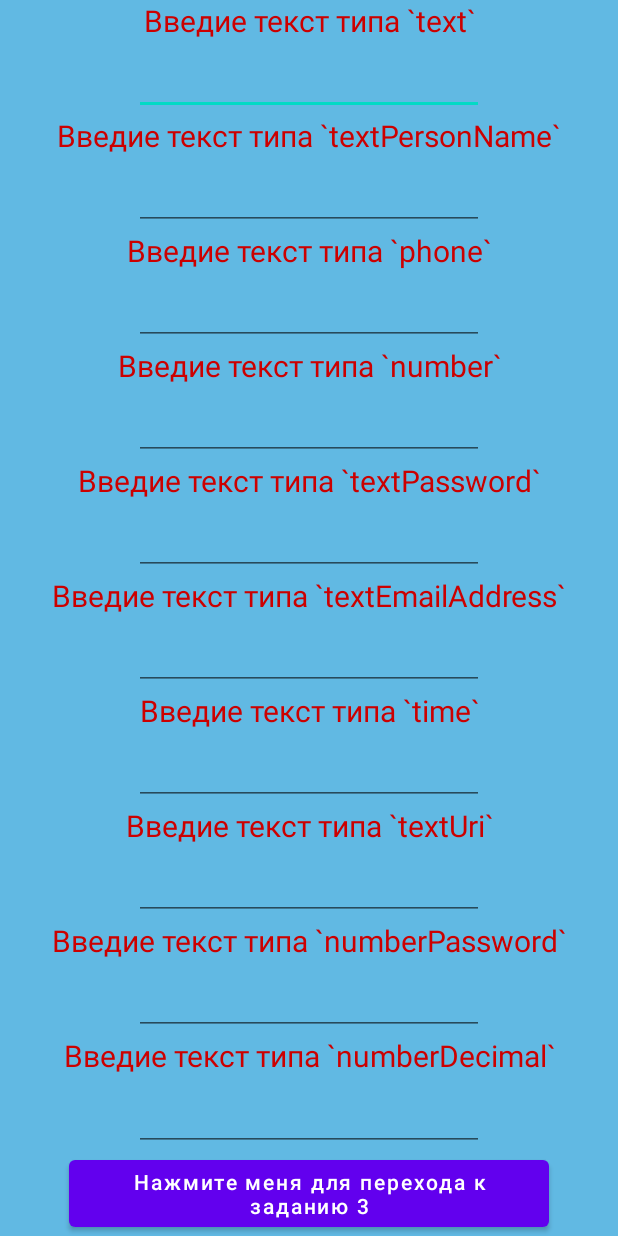
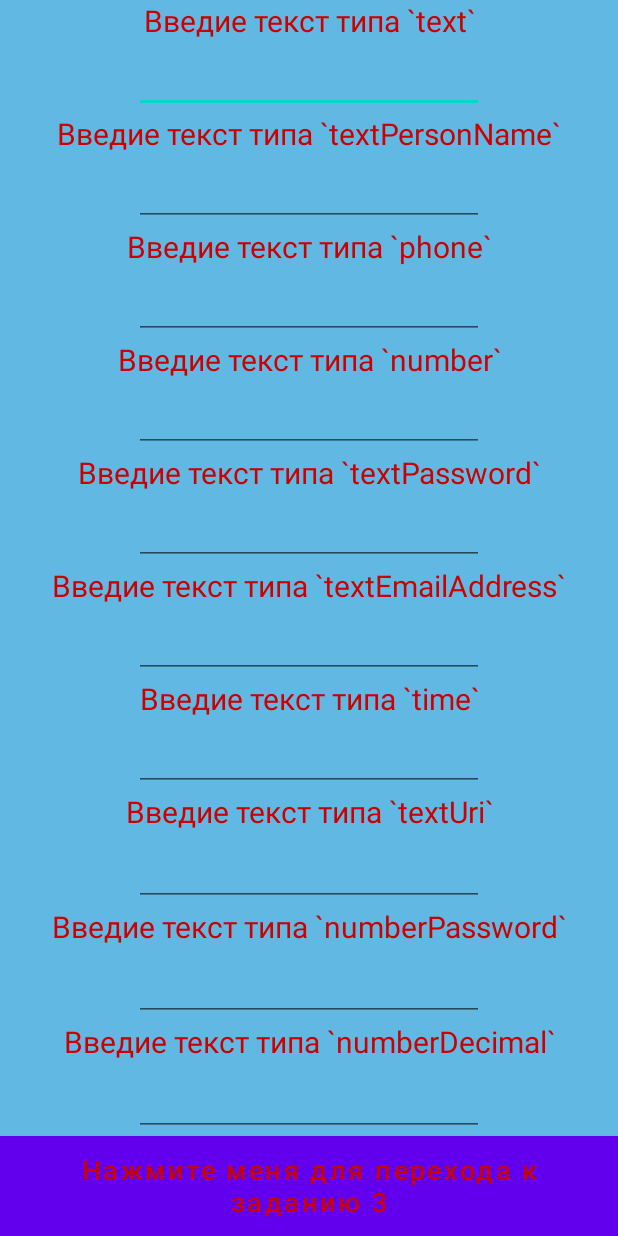
Before and after one commit to AVKhakhalin/AndroidLession_1_HomeWork, an Android app: the layout task2_maket.xml on its own in the app's theme, with its tools: preview values and no code run, on a phone screen of 412 x 824 dp. Run offline under Robolectric (Android 15) with nearby library versions, the phone set to English and light mode, and no system bars.

Commit message:
Well done correct change beetween layouts by setOnClickListener.

```diff
--- a/app/src/main/res/layout/task2_maket.xml
+++ b/app/src/main/res/layout/task2_maket.xml
@@ -1,119 +1,132 @@
 <?xml version="1.0" encoding="utf-8"?>
 <LinearLayout xmlns:android="http://schemas.android.com/apk/res/android"
-    android:orientation="vertical"
     android:layout_width="match_parent"
     android:layout_height="match_parent"
     android:layout_weight="1.05"
+    android:background="#61B9E3"
     android:gravity="center"
-    android:background="#61B9E3">
+    android:orientation="vertical">
 
     <TextView
         style="@style/editTextView"
         android:text="@string/Task2_TextView1_text" />
+
     <EditText
         style="@style/editTextView"
+        android:layout_width="wrap_content"
+        android:ems="10"
         android:inputType="text"
-        android:textColor="@color/blueColor"
-        android:layout_width="wrap_content"
-        android:ems="10"/>
+        android:textColor="@color/blueColor" />
 
     <TextView
         style="@style/editTextView"
-        android:text="@string/Task2_TextView2_text"/>
+        android:text="@string/Task2_TextView2_text" />
+
     <EditText
         style="@style/editTextView"
+        android:layout_width="wrap_content"
+        android:ems="10"
         android:inputType="textPersonName"
-        android:textColor="@color/blueColor"
-        android:layout_width="wrap_content"
-        android:ems="10"/>
+        android:textColor="@color/blueColor" />
 
     <TextView
         style="@style/editTextView"
-        android:text="@string/Task2_TextView3_text"/>
+        android:text="@string/Task2_TextView3_text" />
+
     <EditText
         style="@style/editTextView"
+        android:layout_width="wrap_content"
+        android:ems="10"
         android:inputType="phone"
-        android:textColor="@color/blueColor"
-        android:layout_width="wrap_content"
-        android:ems="10"/>
+        android:textColor="@color/blueColor" />
 
     <TextView
         style="@style/editTextView"
-        android:text="@string/Task2_TextView4_text"/>
+        android:text="@string/Task2_TextView4_text" />
+
     <EditText
         style="@style/editTextView"
+        android:layout_width="wrap_content"
+        android:ems="10"
         android:inputType="number"
-        android:textColor="@color/blueColor"
-        android:layout_width="wrap_content"
-        android:ems="10"/>
+        android:textColor="@color/blueColor" />
 
     <TextView
         style="@style/editTextView"
-        android:text="@string/Task2_TextView5_text"/>
+        android:text="@string/Task2_TextView5_text" />
+
     <EditText
         style="@style/editTextView"
+        android:layout_width="wrap_content"
+        android:ems="10"
         android:inputType="textPassword"
-        android:textColor="@color/blueColor"
-        android:layout_width="wrap_content"
-        android:ems="10"/>
+        android:textColor="@color/blueColor" />
 
     <TextView
         style="@style/editTextView"
-        android:text="@string/Task2_TextView6_text"/>
+        android:text="@string/Task2_TextView6_text" />
+
     <EditText
         style="@style/editTextView"
+        android:layout_width="wrap_content"
+        android:ems="10"
         android:inputType="textEmailAddress"
-        android:textColor="@color/blueColor"
-        android:layout_width="wrap_content"
-        android:ems="10"/>
+        android:textColor="@color/blueColor" />
 
     <TextView
         style="@style/editTextView"
-        android:text="@string/Task2_TextView7_text"/>
+        android:text="@string/Task2_TextView7_text" />
+
     <EditText
         style="@style/editTextView"
+        android:layout_width="wrap_content"
+        android:ems="10"
         android:inputType="time"
-        android:textColor="@color/blueColor"
-        android:layout_width="wrap_content"
-        android:ems="10"/>
+        android:textColor="@color/blueColor" />
 
     <TextView
         style="@style/editTextView"
-        android:text="@string/Task2_TextView8_text"/>
+        android:text="@string/Task2_TextView8_text" />
+
     <EditText
         style="@style/editTextView"
+        android:layout_width="wrap_content"
+        android:ems="10"
         android:inputType="textUri"
-        android:textColor="@color/blueColor"
-        android:layout_width="wrap_content"
-        android:ems="10"/>
+        android:textColor="@color/blueColor" />
 
     <TextView
         style="@style/editTextView"
-        android:text="@string/Task2_TextView9_text"/>
+        android:text="@string/Task2_TextView9_text" />
+
     <EditText
         style="@style/editTextView"
+        android:layout_width="wrap_content"
+        android:ems="10"
         android:inputType="numberPassword"
-        android:textColor="@color/blueColor"
-        android:layout_width="wrap_content"
-        android:ems="10"/>
+        android:textColor="@color/blueColor" />
 
     <TextView
         style="@style/editTextView"
-        android:text="@string/Task2_TextView10_text"/>
+        android:text="@string/Task2_TextView10_text" />
+
     <EditText
         style="@style/editTextView"
+        android:layout_width="wrap_content"
+        android:ems="10"
         android:inputType="numberDecimal"
-        android:textColor="@color/blueColor"
-        android:layout_width="wrap_content"
-        android:ems="10"/>
+        android:textColor="@color/blueColor" />
 
     <Button
         android:id="@+id/switchLayout_3"
-        android:layout_width="wrap_content"
+        android:layout_width="match_parent"
         android:layout_height="wrap_content"
+        android:layout_weight="0.05"
         android:text="@string/bottonText2"
-        android:onClick="switchLayout3"
         android:textAllCaps="false"
-        android:layout_weight="0.05"/>
+        android:textColor="@color/redColor"
+        android:textSize="@dimen/sizeSecondButton"
+        android:background="@color/purple_500" />
+        <!--android:onClick="switchLayout3"-->
 
 </LinearLayout>
--- a/app/src/main/res/values/dimens.xml
+++ b/app/src/main/res/values/dimens.xml
@@ -6,4 +6,6 @@
     <dimen name="buttonTextSize">30sp</dimen>
     <dimen name="sizeToggleButtonText">20sp</dimen>
     <dimen name="sizeEditTextText">30sp</dimen>
+    <dimen name="sizeSecondButton">18sp</dimen>
+    <dimen name="sizeThirdButton">18sp</dimen>
 </resources>
```
Also changed, not shown: app/src/main/AndroidManifest.xml (+11 -0 lines), app/src/main/java/ru/geekbrains/lession1_homework/MainActivity.java (+16 -16 lines), app/src/main/java/ru/geekbrains/lession1_homework/secondTaskActivity.java (added, +28 -0 lines), app/src/main/java/ru/geekbrains/lession1_homework/thirdTaskActivity.java (added, +30 -0 lines), app/src/main/res/layout/activity_main.xml (+40 -42 lines), app/src/main/res/layout/task3_calendarview.xml (+6 -4 lines).
